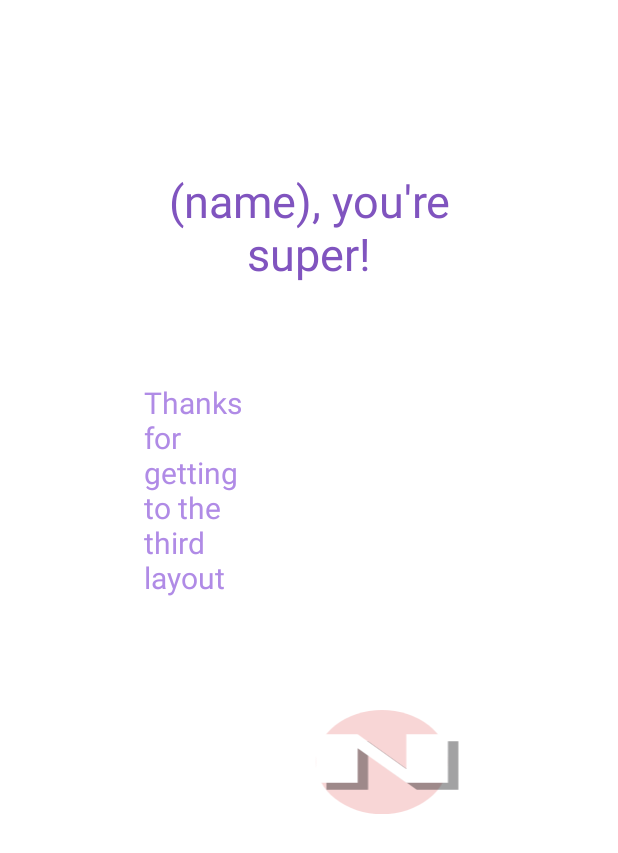
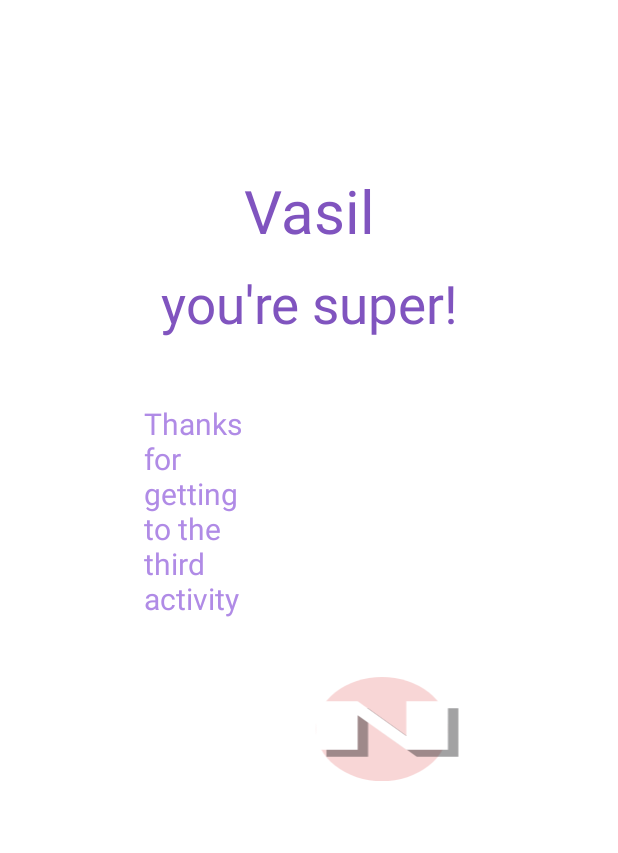
Before and after one commit to NastyuMi/Kotlin-XML, an Android app: the layout activity_second.xml on its own in the app's theme, with its tools: preview values and no code run, on a phone screen of 412 x 824 dp. Shown: the top 853 px of the screen. Run offline under Robolectric (Android 15) with nearby library versions, the phone set to English and light mode, and no system bars.

Commit message:
Lab5 (3 activity and viewBinding)

```diff
--- a/app/build.gradle
+++ b/app/build.gradle
@@ -30,6 +30,10 @@ android {
     kotlinOptions {
         jvmTarget = '1.8'
     }
+
+    buildFeatures{
+        viewBinding true
+    }
 }
 
 dependencies {
--- a/app/src/main/AndroidManifest.xml
+++ b/app/src/main/AndroidManifest.xml
@@ -13,7 +13,7 @@
         android:theme="@style/Theme.ApplicationWith3Activity"
         tools:targetApi="31">
         <activity
-            android:name=".MainActivity"
+            android:name=".FirstActivity"
             android:exported="true">
             <intent-filter>
                 <action android:name="android.intent.action.MAIN" />
--- a/app/src/main/res/layout/activity_second.xml
+++ b/app/src/main/res/layout/activity_second.xml
@@ -17,9 +17,24 @@
         android:layout_marginTop="113dp"
         android:layout_marginEnd="75dp"
         android:textAlignment="center"
-        android:text="(name), you're super!"
-        android:textSize="30sp"
+        android:text="@string/user_name"
+        android:textSize="40sp"
         android:textColor="@color/maincolor"/>
+
+    <TextView
+        android:id="@+id/textView5"
+        android:layout_width="136dp"
+        android:layout_height="wrap_content"
+        android:layout_below="@+id/textView3"
+        android:layout_alignParentStart="true"
+        android:layout_alignParentEnd="true"
+        android:layout_marginStart="100dp"
+        android:layout_marginTop="11dp"
+        android:layout_marginEnd="100dp"
+        android:text="you're super!"
+        android:textSize="35sp"
+        android:textColor="@color/maincolor"
+        android:textAlignment="center"/>
 
     <ImageView
         android:id="@+id/imageView"
@@ -38,9 +53,10 @@
         android:layout_below="@+id/textView3"
         android:layout_alignParentStart="true"
         android:layout_marginStart="96dp"
-        android:layout_marginTop="65dp"
-        android:text="Thanks for getting to the third layout"
-        android:textSize="20sp"
-        android:textColor="@color/secondcolor"/>
+        android:layout_marginTop="101dp"
+        android:text="Thanks for getting to the third activity"
+        android:textColor="@color/secondcolor"
+        android:textSize="20sp" />
+
 
 </RelativeLayout>
--- a/app/src/main/res/values/strings.xml
+++ b/app/src/main/res/values/strings.xml
@@ -1,3 +1,4 @@
 <resources>
     <string name="app_name">Nastyuhina App</string>
+    <string name="user_name">Vasil</string>
 </resources>
```
Also changed, not shown: app/src/main/java/com/example/applicationwith3activity/FirstActivity.kt (+36 -3 lines), app/src/main/java/com/example/applicationwith3activity/MainActivity.kt (+27 -3 lines), app/src/main/res/layout/activity_first.xml (+14 -2 lines).
